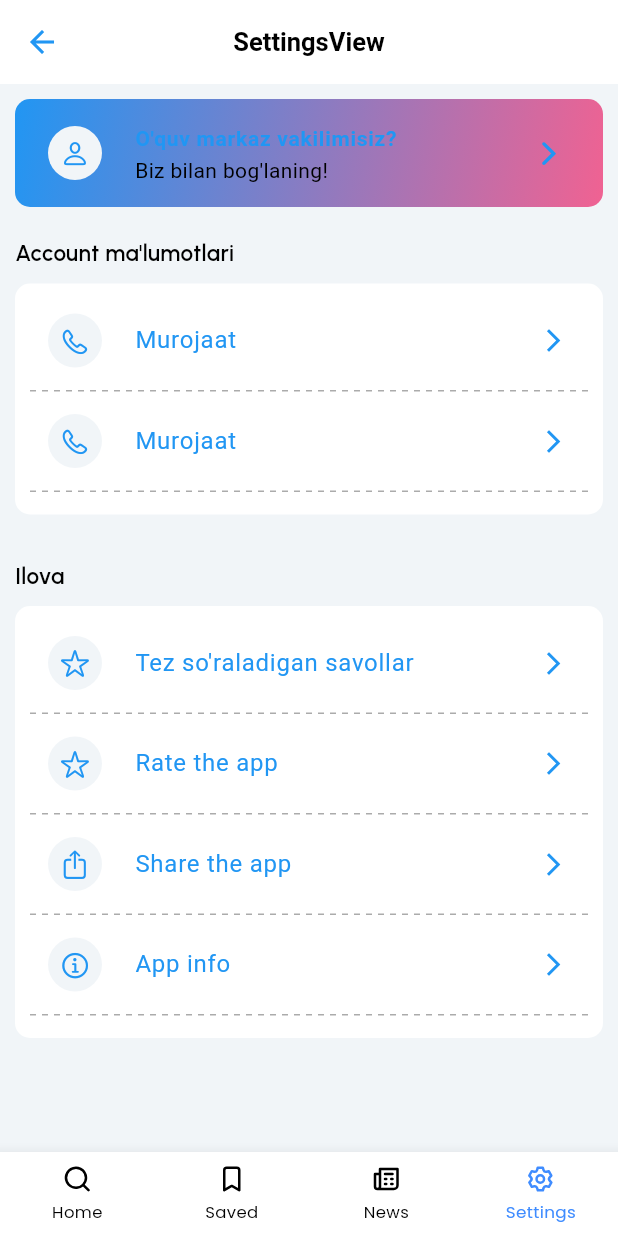
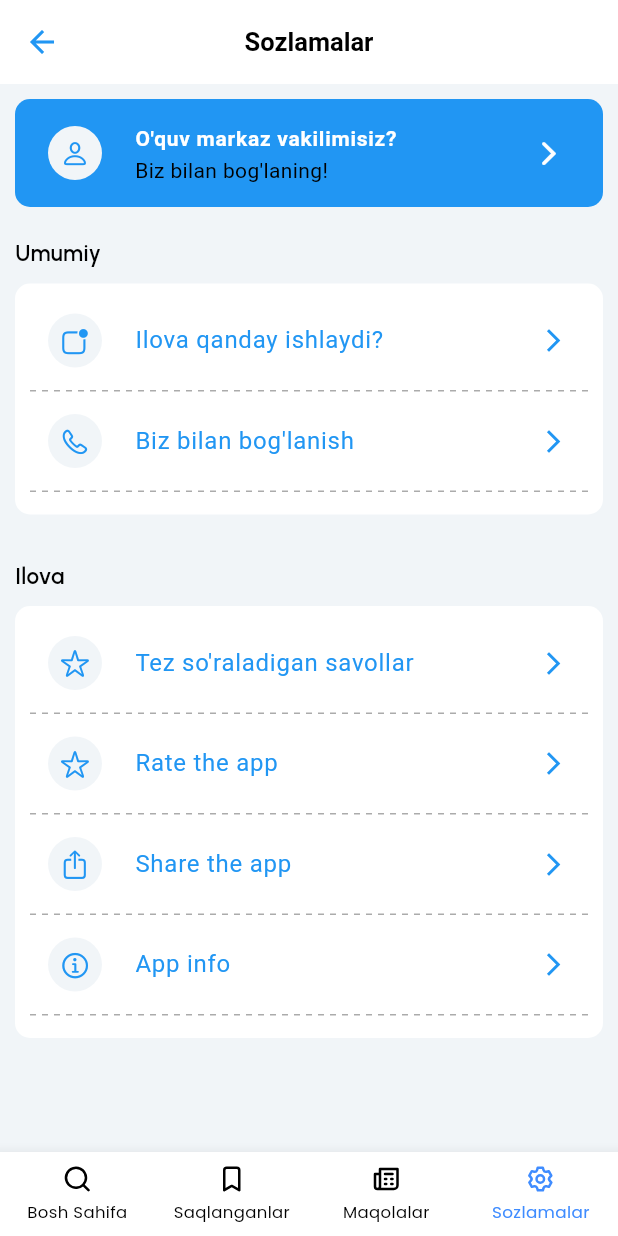
Before and after one commit to jushkinbekrashidovich/kurslar, a Flutter app: the MainView screen opened by its route, item 4 of the bottom bar chosen, on a phone screen of 412 x 824 dp. Run offline on Flutter 3.47's test engine with Material 2 defaults, Android fonts, the phone set to English and light mode, and no system bars; drawn by our look-alikes of dotted_line; our stand-ins replace cached_network_image, cloud_firestore, firebase_core, flutter_svg, geolocator, get and 7 more; missing offline and left inert: map_launcher; accounts and stored records are empty; network calls fail; Roboto replaces fonts that are missing (SFPro); project files that could hold a hidden picture were left out.

Commit message:
added , and customize the code

```diff
--- a/lib/app/modules/contact_info/views/contact_info_view.dart
+++ b/lib/app/modules/contact_info/views/contact_info_view.dart
@@ -15,7 +15,7 @@ class ContactInfoView extends GetView<ContactInfoController> {
     return Scaffold(
       backgroundColor: Colors.white,
       appBar: AppBar(
-        title: Text('ContactInfoView'),
+        title: Text("Aloqa uchun malumotlar"),
         centerTitle: true,
       ),
       body: Padding(
--- a/lib/app/modules/home/controllers/home_controller.dart
+++ b/lib/app/modules/home/controllers/home_controller.dart
@@ -97,6 +97,4 @@ class HomeController extends GetxController {
     focusNode.dispose();
     super.dispose();
   }
-
-
 }
--- a/lib/app/modules/main/views/main_view.dart
+++ b/lib/app/modules/main/views/main_view.dart
@@ -44,22 +44,22 @@ class MainView extends GetView<MainController> {
             items: [
               _bottomNavigationBarItem(
                 icon: 'home',
-                label: "Home".tr,
+                label: "Bosh Sahifa",
                 activeIcon: 'home_active',
               ),
               _bottomNavigationBarItem(
                 icon: 'saved',
-                label: "Saved".tr,
+                label: "Saqlanganlar".tr,
                 activeIcon: 'saved_active',
               ),
               _bottomNavigationBarItem(
                 icon: 'news',
-                label: "News".tr,
+                label: "Maqolalar".tr,
                 activeIcon: 'news_active',
               ),
               _bottomNavigationBarItem(
                 icon: 'settings',
-                label: "Settings".tr,
+                label: "Sozlamalar".tr,
                 activeIcon: 'settings_active',
               ),
             ],
--- a/lib/app/modules/map_screen/views/map_screen_view.dart
+++ b/lib/app/modules/map_screen/views/map_screen_view.dart
@@ -17,7 +17,8 @@ class MapScreenView extends GetView<MapScreenController> {
   Widget build(BuildContext context) {
     return Obx(() {
       if (!controller.isLocationRetrieved.value) {
-        return Center(child: CircularProgressIndicator());
+        return
+        Center(child: CircularProgressIndicator());
       }
       return Scaffold(
         appBar: AppBar(
--- a/lib/app/modules/news/views/news_view.dart
+++ b/lib/app/modules/news/views/news_view.dart
@@ -18,7 +18,7 @@ class NewsView extends GetView<NewsController> {
   Widget build(BuildContext context) {
     return Scaffold(
       appBar: AppBar(
-        title: Text('Yangilik va maqolalar'),
+        title: const Text('Yangilik va Maqolalar'),
         centerTitle: true,
         // actions: [
         //   IconButton(
--- a/lib/app/modules/settings/views/settings_view.dart
+++ b/lib/app/modules/settings/views/settings_view.dart
@@ -17,7 +17,7 @@ class SettingsView extends GetView<SettingsController> {
   Widget build(BuildContext context) {
     return Scaffold(
       appBar: AppBar(
-        title: Text('SettingsView'),
+        title: Text('Sozlamalar'),
         centerTitle: true,
       ),
       body: Padding(
@@ -37,8 +37,8 @@ class SettingsView extends GetView<SettingsController> {
                   borderRadius: BorderRadius.circular(10),
                   gradient: LinearGradient(
                     colors: [
-                      Colors.blue,
-                      Colors.pink.shade300,
+                      AppColors.mainColor,
+                      AppColors.mainColor,
                     ],
                     begin: Alignment.topLeft,
                     end: Alignment.bottomRight,
@@ -47,9 +47,9 @@ class SettingsView extends GetView<SettingsController> {
                 child: ListTile(
                   title: const Text(
                     "O'quv markaz vakilimisiz?",
-                    style: TextStyle(fontSize: 14, fontWeight: FontWeight.w700),
+                    style: TextStyle(fontSize: 14, fontWeight: FontWeight.w700, color: AppColors.white),
                   ),
-                  trailing: const Icon(CupertinoIcons.forward),
+                  trailing: const Icon(CupertinoIcons.forward, color: AppColors.white,),
                   subtitle: const Text(
                     "Biz bilan bog'laning!",
                     style: TextStyle(color: AppColors.black),
@@ -76,7 +76,7 @@ class SettingsView extends GetView<SettingsController> {
               height: 20,
             ),
             Text(
-              "Account ma'lumotlari",
+              "Umumiy",
               style: GoogleFonts.urbanist(
                   fontWeight: FontWeight.w600, fontSize: 15),
             ),
@@ -91,11 +91,11 @@ class SettingsView extends GetView<SettingsController> {
               child: Column(
                 children: [
                   CustomListTile(
-                      title: "Murojaat",
-                      leading: CupertinoIcons.phone,
+                      title: "Ilova qanday ishlaydi?",
+                      leading: CupertinoIcons.app_badge,
                       function: () {}),
                   CustomListTile(
-                      title: "Murojaat",
+                      title: "Biz bilan bog'lanish",
                       leading: CupertinoIcons.phone,
                       function: () {}),
                 ],
```
Also changed, not shown: lib/app/modules/courses_details/views/courses_details_view.dart (+14 -14 lines), lib/app/modules/home/views/home_view.dart (+41 -60 lines), lib/app/modules/saved/views/saved_view.dart (+18 -6 lines), lib/app/modules/splash/views/splash_view.dart (+4 -3 lines), assets/no_saved.png (added), 1 other file.
